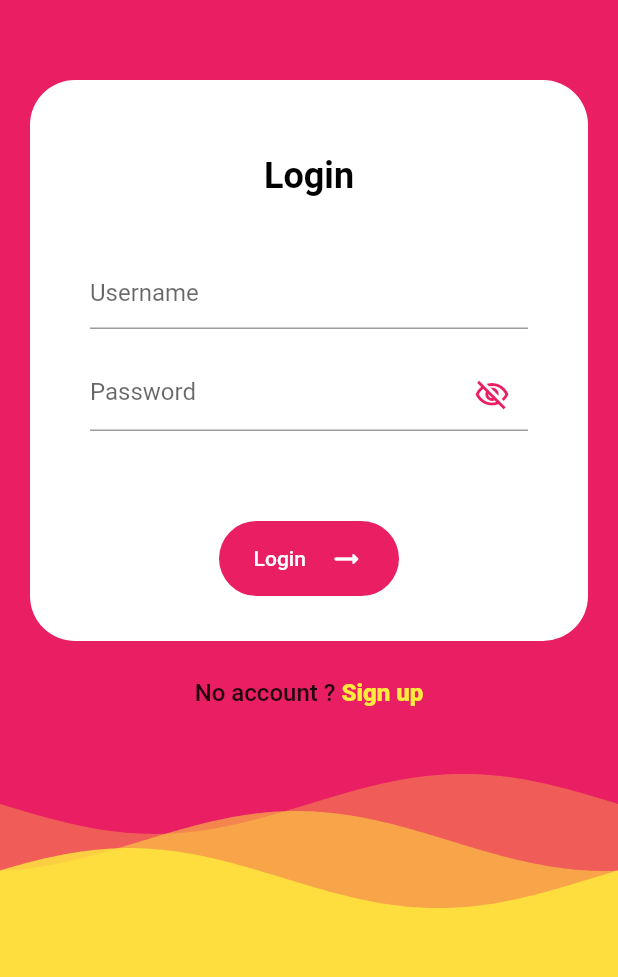
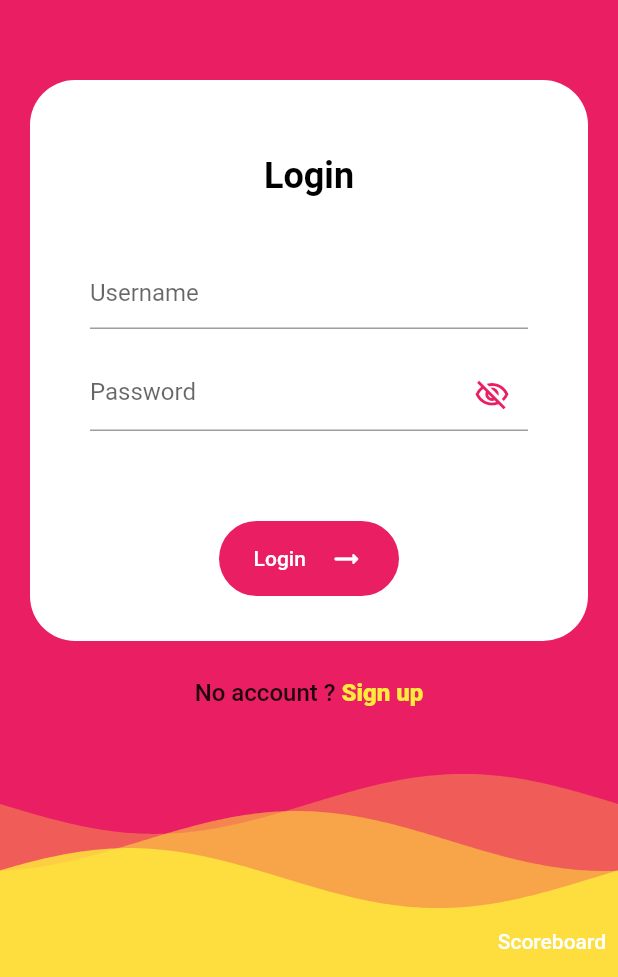
Before and after one commit to romainlavaldev/visite3000, a Flutter app: the screen it shows after launch, on a phone screen of 412 x 824 dp, the part 259-1236 px from its top. Run offline on Flutter 3.47's test engine with Material 2 defaults, Android fonts, the phone set to English and light mode, and no system bars; drawn by our look-alikes of wave; our stand-ins replace flutter_secure_storage, flutter_spinkit, sensors, stop_watch_timer; missing offline and left inert: shake.

Commit message:
login wip

```diff
--- a/lib/views/connection/login_screen.dart
+++ b/lib/views/connection/login_screen.dart
@@ -7,6 +7,7 @@ import 'package:flutter_spinkit/flutter_spinkit.dart';
 import 'package:http/http.dart';
 import 'package:http/http.dart' as http;
 import 'package:stop_watch_timer/stop_watch_timer.dart';
+import 'package:visite3000/views/connection/scoreboard.dart';
 import 'package:visite3000/views/connection/sign_up.dart';
 import 'package:visite3000/views/connection/sign_up_form_part.dart';
 import 'package:visite3000/views/connection/wave_background.dart';
@@ -72,8 +73,9 @@ class _LoginScreenState extends State<LoginScreen>{
             child: Text('Save'),
             onPressed: () {
               setState(() {
-                print(gameNameController.text);
+                sendScoreToDatabase();
                 isGameScoreSaved = true;
+
                 Navigator.pop(context);
               });
             },
@@ -87,7 +89,7 @@ class _LoginScreenState extends State<LoginScreen>{
     Map data = {'name': gameNameController.text, 'time': gameTime, 'displayTime': StopWatchTimer.getDisplayTime(gameTime)};
 
     String body = jsonEncode(data);
-
+    print(body);
     await Future.delayed(const Duration(seconds: 2), (){});
 
       Response response;
@@ -100,7 +102,7 @@ class _LoginScreenState extends State<LoginScreen>{
             'Access-Control-Allow-Origin': '*'
           }
         );
-      } catch(e){
+      } catch(e) {
         Navigator.pushReplacement(context, MaterialPageRoute(builder: (builder) => const NoInternet()));
         return;
       }
@@ -256,6 +258,18 @@ class _LoginScreenState extends State<LoginScreen>{
                 ],
               ),
             ),
+          ),
+          Align(
+            alignment: Alignment.bottomRight,
+            child: TextButton(
+              style: TextButton.styleFrom(
+                foregroundColor: Colors.white
+              ),
+              onPressed: (){
+                Navigator.push(context, MaterialPageRoute(builder: (builder) {return ScoreBoard();}));
+              },
+              child: Text("Scoreboard"),
+            ),
           )
         ],
       )
```
Also changed, not shown: lib/views/connection/scoreboard.dart (added, +57 -0 lines), 1 other file.
